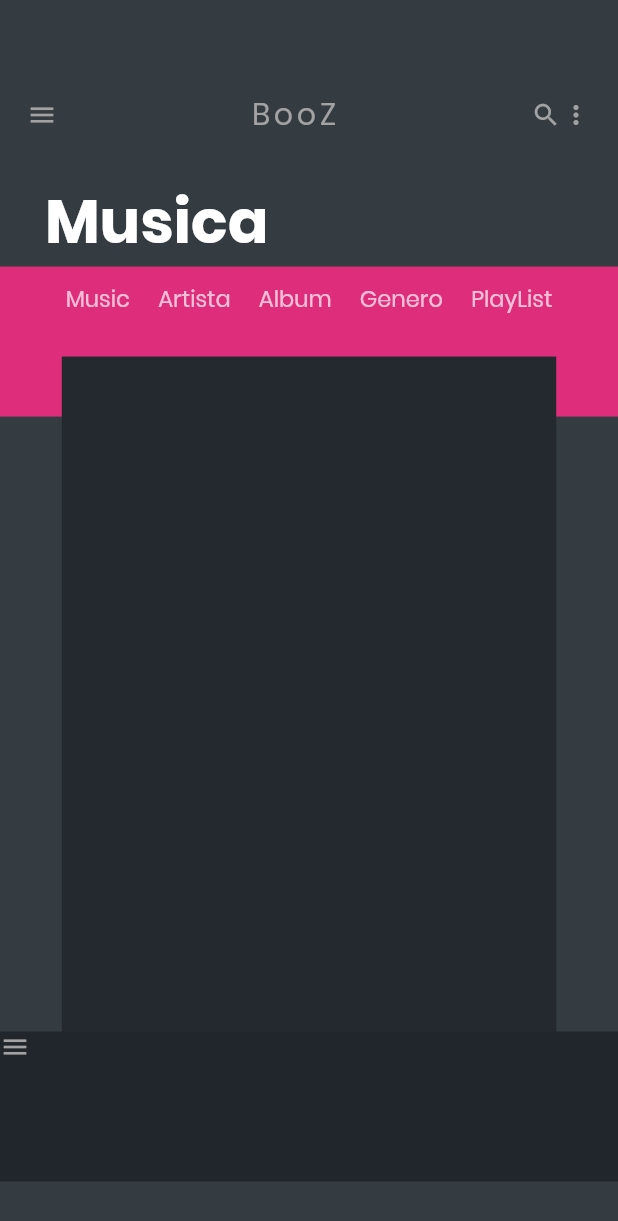
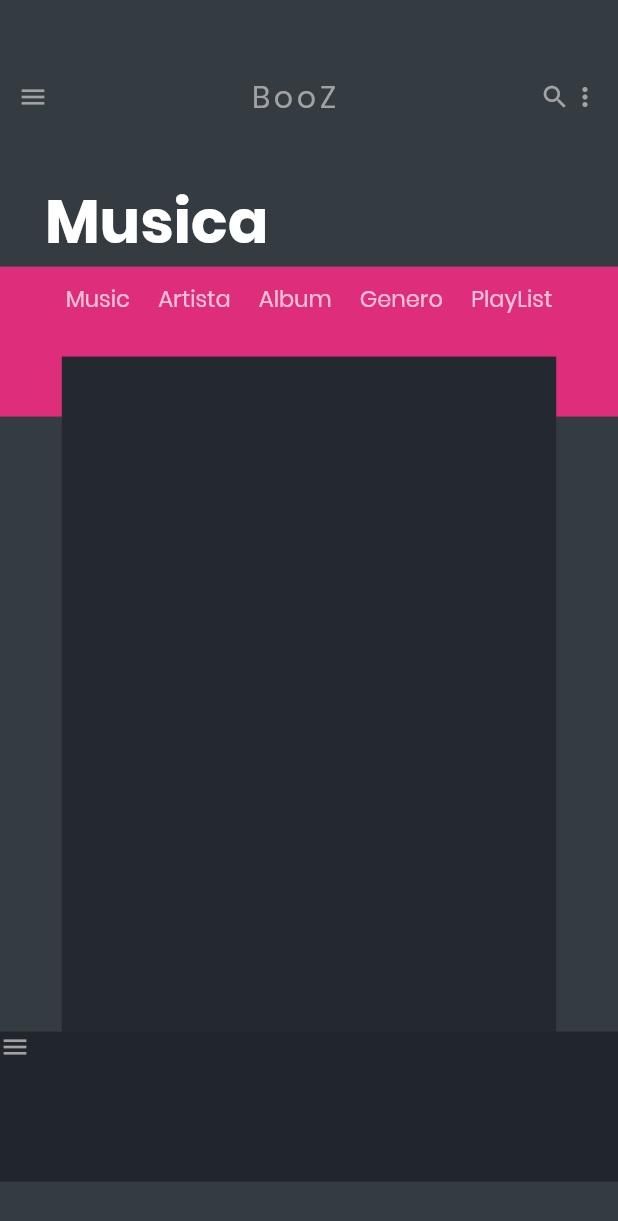
Before and after one commit to jhanmarc/UI_Music_Booz, a Flutter app: the SongsListPage screen opened by its route, on a phone screen of 412 x 824 dp. Shown: the top 1221 px of the screen. Run offline on Flutter 3.47's test engine with Material 2 defaults, Android fonts, the phone set to English and light mode, and no system bars; our stand-ins replace font_awesome_flutter, sleek_circular_slider.

Commit message:
cambios playnow, listMusic

```diff
--- a/lib/src/pages/songs_list.dart
+++ b/lib/src/pages/songs_list.dart
@@ -30,17 +30,17 @@ class _SongsListPageState extends State<SongsListPage> {
             width: mediaQueryW,
             child: Container(
               child: Padding(
-                padding: EdgeInsets.only(top: 35, left: 18, right: 18),
+                padding: EdgeInsets.only(top: 12, left: 12, right: 12),
                 child: Row(
                   mainAxisAlignment: MainAxisAlignment.spaceBetween,
                   children: <Widget>[
-                    iconsBar(Icons.menu),
+                    iconsBar(context, Icons.menu, 'play'),
                     Text("BooZ", style: stylelogo),
                     Container(
                       child: Row(
                         children: <Widget>[
-                          iconsBar(Icons.search),
-                          iconsBar(Icons.more_vert),
+                          iconsBar(context ,Icons.search, 'search'),
+                          iconsBar(context, Icons.more_vert, 'play'),
                         ],
                       ),
                     ),
@@ -99,7 +99,7 @@ class _SongsListPageState extends State<SongsListPage> {
                         child: Row(
                           crossAxisAlignment: CrossAxisAlignment.start,
                           children: <Widget>[
-                            iconsBar(Icons.menu),
+                            iconsBar(context, Icons.menu,'music'),
                           ],
                         ),
                       ),
--- a/lib/src/utils/ColorsCustom.dart
+++ b/lib/src/utils/ColorsCustom.dart
@@ -8,4 +8,5 @@ class ColorsCustom{
   static const Color Celeste = Color(0xFF78D7FE);
   static const Color BlueBlackBar = Color(0xFF21262C);
   static const Color BlueBlackCont = Color(0xFF23292F);
+  static const Color RosadoLigth = Color(0xFFDA2581);
 }
--- a/lib/src/widgets/icons_widgets.dart
+++ b/lib/src/widgets/icons_widgets.dart
@@ -1,9 +1,12 @@
 import 'package:flutter/material.dart';
 
-Widget iconsBar(IconData icon) {
-  return Icon(
-    icon,
-    color: Color(0xFFA2A2A2),
-    size: 20,
+Widget iconsBar(BuildContext context, IconData icon, String redirect) {
+  return GestureDetector(
+    child:Icon(
+      icon,
+      color: Color(0xFFA2A2A2),
+      size: 20,
+    ),
+    onTap: () => Navigator.pushNamed(context, redirect),
   );
 }
```
Also changed, not shown: lib/main.dart (+6 -1 lines), lib/src/data/song_data.dart (+36 -36 lines), lib/src/pages/home_page.dart (+8 -26 lines), lib/src/pages/play_now.dart (+30 -23 lines), pubspec.yaml (+6 -2 lines), pubspec.lock, 5 other files.
